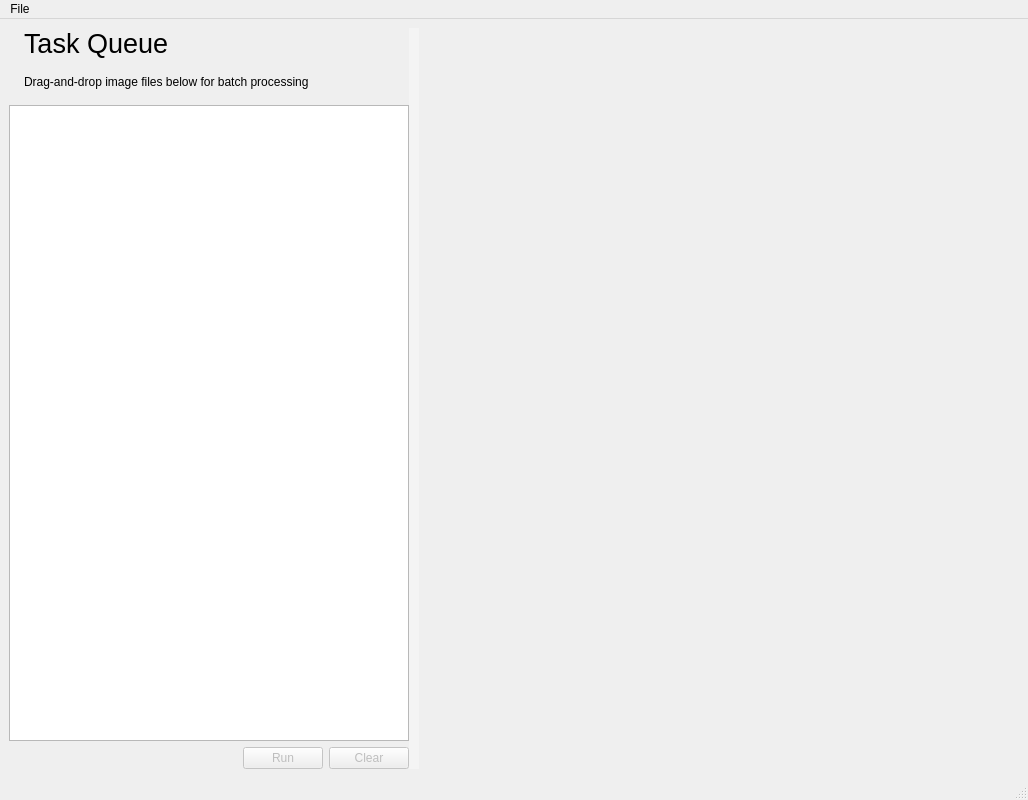
Tw1ddle/geometrize, file geometrize/dialog/taskqueuewindow.ui: the form before one commit.
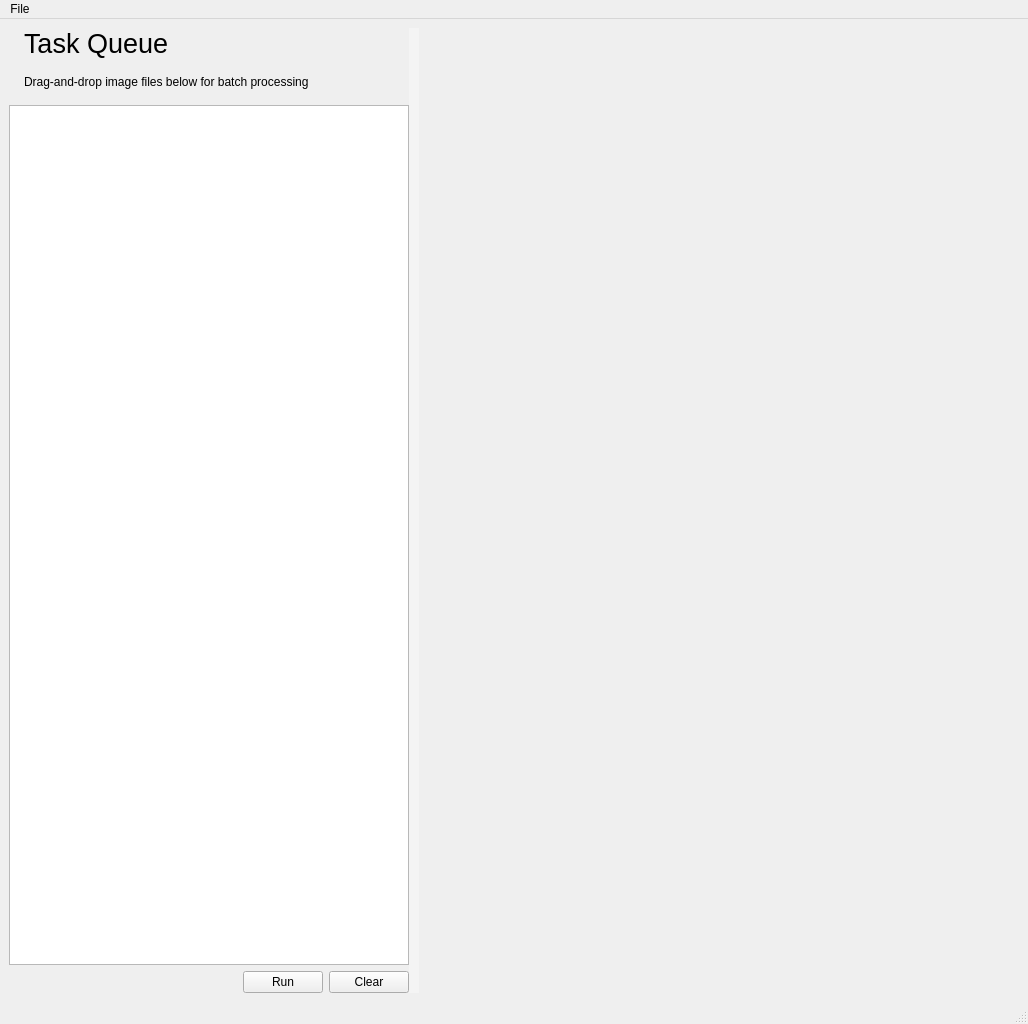
The form after the commit. Icons and pictures are not drawn.

The edit to the form file:
```diff
--- a/geometrize/dialog/taskqueuewindow.ui
+++ b/geometrize/dialog/taskqueuewindow.ui
@@ -7,7 +7,7 @@
     <x>0</x>
     <y>0</y>
     <width>1028</width>
-    <height>800</height>
+    <height>1024</height>
    </rect>
   </property>
   <property name="sizePolicy">
@@ -210,7 +210,7 @@
           <item>
            <widget class="QPushButton" name="runTasksButton">
             <property name="enabled">
-             <bool>false</bool>
+             <bool>true</bool>
             </property>
             <property name="text">
              <string extracomment="Text on a button that starts running the tasks from the task queue when pressed">Run</string>
@@ -220,7 +220,7 @@
           <item>
            <widget class="QPushButton" name="clearTaskListButton">
             <property name="enabled">
-             <bool>false</bool>
+             <bool>true</bool>
             </property>
             <property name="text">
              <string extracomment="Text on a button that removes any queued up tasks from the task queue in the user interface">Clear</string>
```
